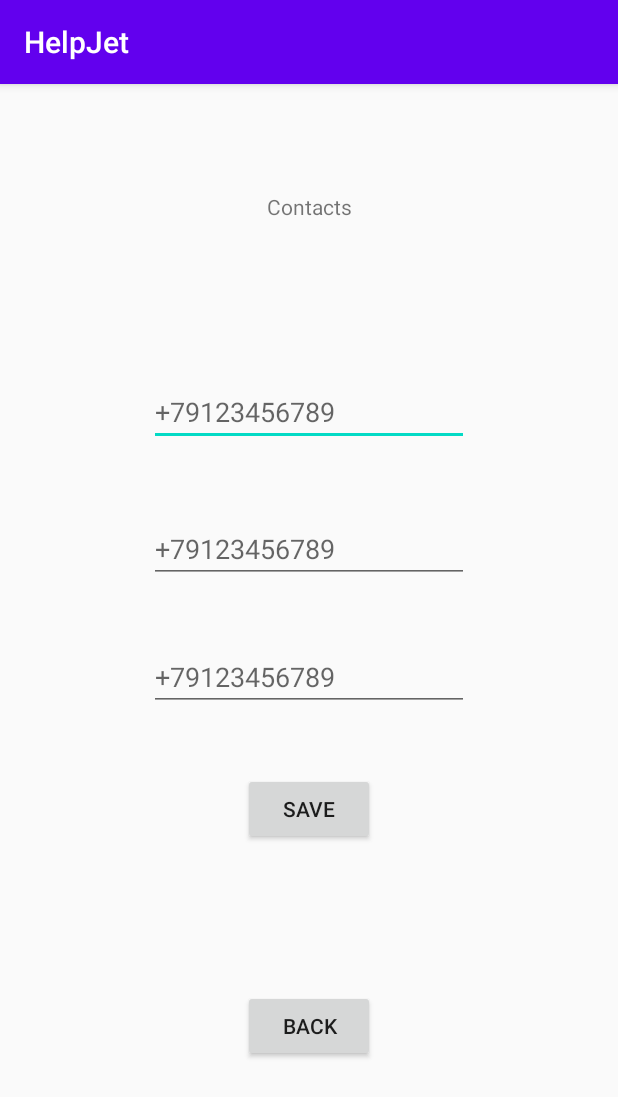
After one commit to BrenOne/HelpJet, an Android app: the contacts screen opened directly, with no data from a screen before it, on a phone screen of 412 x 824 dp. The commit adds this screen. Shown: the top 1097 px of the screen. Run offline under Robolectric (Android 15) with nearby library versions, the phone set to English and light mode, and no system bars.

Commit message:
Final update

```diff
--- a/app/build.gradle
+++ b/app/build.gradle
@@ -28,8 +28,10 @@ dependencies {
     implementation 'com.klinkerapps:android-smsmms:5.2.6'
     implementation 'androidx.appcompat:appcompat:1.1.0'
     implementation 'androidx.constraintlayout:constraintlayout:1.1.3'
+    implementation 'androidx.preference:preference:1.1.0-rc01'
     testImplementation 'junit:junit:4.12'
     androidTestImplementation 'androidx.test.ext:junit:1.1.1'
     androidTestImplementation 'androidx.test.espresso:espresso-core:3.2.0'
-    compile 'com.klinkerapps:android-smsmms:5.2.6'
+    implementation 'com.klinkerapps:android-smsmms:5.2.6'
+    implementation 'com.google.android.material:material:1.1.0'
 }
--- /dev/null
+++ b/app/src/main/java/com/brenguy/helpjet/contacts.java
@@ -0,0 +1,66 @@
+package com.brenguy.helpjet;
+
+import androidx.appcompat.app.AppCompatActivity;
+
+import android.content.Context;
+import android.content.Intent;
+import android.content.SharedPreferences;
+import android.os.Bundle;
+import android.view.View;
+import android.widget.Button;
+import android.widget.EditText;
+import android.widget.Toast;
+
+public class contacts extends AppCompatActivity {
+
+    public static SharedPreferences sPref;
+    public String SAVED_PHONE1 = "";
+    public String SAVED_PHONE2 = "";
+    public String SAVED_PHONE3 = "";
+    @Override
+    protected void onCreate(Bundle savedInstanceState) {
+        super.onCreate(savedInstanceState);
+        setContentView(R.layout.activity_contacts);
+        Button save = findViewById(R.id.save);
+        loadText();
+        save.setOnClickListener(new View.OnClickListener() {
+            public void onClick(View v) {
+                saveText();
+            }
+        });
+        Button back = findViewById(R.id.goback);
+        back.setOnClickListener(new View.OnClickListener() {
+            @Override
+            public void onClick(View v) {
+                startActivity(new Intent(contacts.this, MainActivity.class));
+            }
+        });
+    }
+    public void saveText() {
+        sPref = getPreferences(MODE_PRIVATE);
+        SharedPreferences.Editor ed = sPref.edit();
+        EditText etText1 = findViewById(R.id.ph1);
+        EditText etText2 = findViewById(R.id.ph2);
+        EditText etText3 = findViewById(R.id.ph3);
+        ed.putString("SAVED_PHONE1", etText1.getText().toString());
+        ed.putString("SAVED_PHONE2", etText2.getText().toString());
+        ed.putString("SAVED_PHONE3", etText3.getText().toString());
+        ed.commit();
+        Toast.makeText(this, "Phones saved", Toast.LENGTH_SHORT).show();
+    }
+    public void loadText() {
+        sPref = getPreferences(MODE_PRIVATE);
+        EditText etText1 = findViewById(R.id.ph1);
+        EditText etText2 = findViewById(R.id.ph2);
+        EditText etText3 = findViewById(R.id.ph3);
+        String savedText1 = sPref.getString("SAVED_PHONE1", "");
+        String savedText2 = sPref.getString("SAVED_PHONE2", "");
+        String savedText3 = sPref.getString("SAVED_PHONE3", "");
+        etText1.setText(savedText1);
+        etText2.setText(savedText2);
+        etText3.setText(savedText3);
+        memory.SAVED_PHONE1 = sPref.getString("SAVED_PHONE1", "");
+        memory.SAVED_PHONE2 = sPref.getString("SAVED_PHONE2", "");
+        memory.SAVED_PHONE3 = sPref.getString("SAVED_PHONE3", "");
+    }
+}
--- /dev/null
+++ b/app/src/main/res/layout/activity_contacts.xml
@@ -0,0 +1,73 @@
+<?xml version="1.0" encoding="utf-8"?>
+<androidx.constraintlayout.widget.ConstraintLayout xmlns:android="http://schemas.android.com/apk/res/android"
+    xmlns:app="http://schemas.android.com/apk/res-auto"
+    xmlns:tools="http://schemas.android.com/tools"
+    android:id="@+id/con"
+    android:layout_width="match_parent"
+    android:layout_height="match_parent"
+    tools:context=".contacts">
+
+    <TextView
+        android:id="@+id/textView4"
+        android:layout_width="wrap_content"
+        android:layout_height="wrap_content"
+        android:layout_marginTop="72dp"
+        android:text="Contacts"
+        app:layout_constraintEnd_toEndOf="parent"
+        app:layout_constraintStart_toStartOf="parent"
+        app:layout_constraintTop_toTopOf="parent" />
+
+    <EditText
+        android:id="@+id/ph1"
+        android:layout_width="wrap_content"
+        android:layout_height="wrap_content"
+        android:layout_marginTop="196dp"
+        android:ems="10"
+        android:hint="+79123456789"
+        android:inputType="phone"
+        app:layout_constraintEnd_toEndOf="parent"
+        app:layout_constraintStart_toStartOf="parent"
+        app:layout_constraintTop_toTopOf="parent" />
+
+    <EditText
+        android:id="@+id/ph3"
+        android:layout_width="wrap_content"
+        android:layout_height="wrap_content"
+        android:layout_marginTop="40dp"
+        android:ems="10"
+        android:hint="+79123456789"
+        android:inputType="phone"
+        app:layout_constraintStart_toStartOf="@+id/ph2"
+        app:layout_constraintTop_toBottomOf="@+id/ph2" />
+
+    <EditText
+        android:id="@+id/ph2"
+        android:layout_width="wrap_content"
+        android:layout_height="wrap_content"
+        android:layout_marginTop="46dp"
+        android:ems="10"
+        android:hint="+79123456789"
+        android:inputType="phone"
+        app:layout_constraintStart_toStartOf="@+id/ph1"
+        app:layout_constraintTop_toBottomOf="@+id/ph1" />
+
+    <Button
+        android:id="@+id/save"
+        android:layout_width="wrap_content"
+        android:layout_height="wrap_content"
+        android:layout_marginTop="41dp"
+        android:text="save"
+        app:layout_constraintEnd_toEndOf="parent"
+        app:layout_constraintStart_toStartOf="parent"
+        app:layout_constraintTop_toBottomOf="@+id/ph3" />
+
+    <Button
+        android:id="@+id/goback"
+        android:layout_width="wrap_content"
+        android:layout_height="wrap_content"
+        android:layout_marginBottom="116dp"
+        android:text="back"
+        app:layout_constraintBottom_toBottomOf="parent"
+        app:layout_constraintEnd_toEndOf="parent"
+        app:layout_constraintStart_toStartOf="parent" />
+</androidx.constraintlayout.widget.ConstraintLayout>
--- a/app/src/main/res/values/styles.xml
+++ b/app/src/main/res/values/styles.xml
@@ -1,8 +1,11 @@
 <resources>
-    <style name="OmoledDark">
+
+    <!-- Base application theme. -->
+    <style name="AppTheme" parent="Theme.AppCompat.Light.DarkActionBar">
         <!-- Customize your theme here. -->
-        <item name="colorPrimary">@color/colorAmoledDark</item>
-        <item name="colorPrimaryDark">@color/colorAmoledDark</item>
+        <item name="colorPrimary">@color/colorPrimary</item>
+        <item name="colorPrimaryDark">@color/colorPrimaryDark</item>
         <item name="colorAccent">@color/colorAccent</item>
     </style>
+
 </resources>
```
Also changed, not shown: app/src/main/AndroidManifest.xml (+10 -9 lines), app/src/main/java/com/brenguy/helpjet/MainActivity.java (+54 -34 lines), app/src/main/java/com/brenguy/helpjet/memory.java (added, +7 -0 lines), app/src/main/res/layout/activity_main.xml (+50 -71 lines), app/src/main/res/values/arrays.xml (added, +12 -0 lines), app/src/main/res/values/strings.xml (+16 -0 lines), 1 other file.
